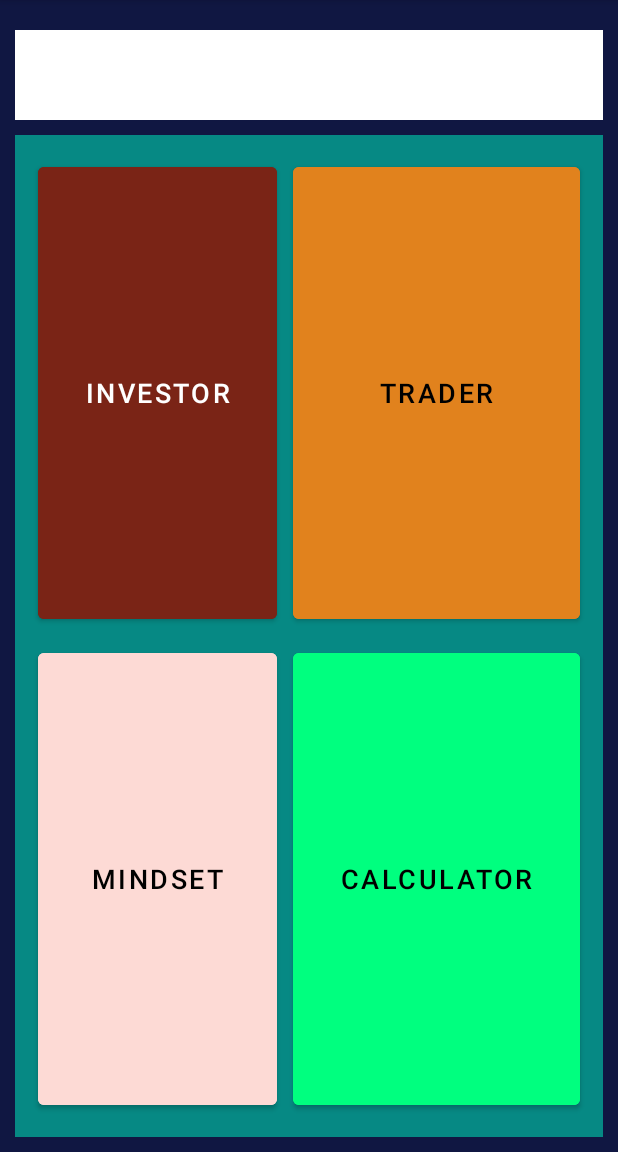
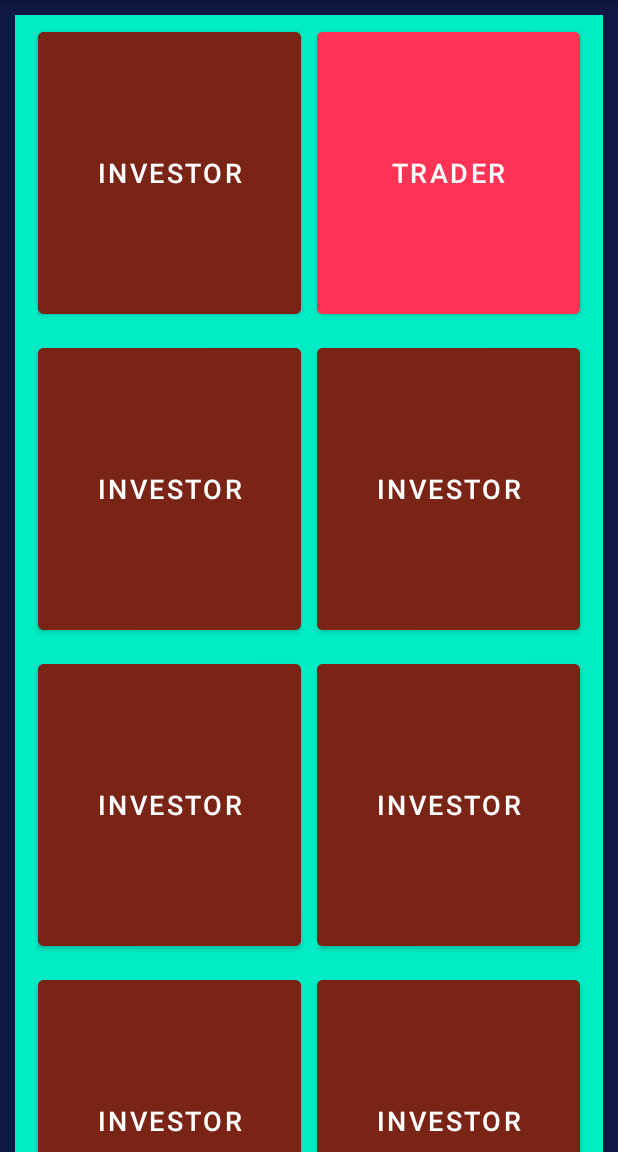
Before and after one commit to shahriar021/android-stock-learn, an Android app: the screen it shows after launch (dashboard), on a phone screen of 412 x 824 dp, the part 84-1236 px from its top. Run offline under Robolectric (Android 15) with nearby library versions, the phone set to English and light mode, and no system bars.

Commit message:
android app

```diff
--- a/app/src/main/AndroidManifest.xml
+++ b/app/src/main/AndroidManifest.xml
@@ -9,6 +9,9 @@
         android:roundIcon="@mipmap/ic_launcher_round"
         android:supportsRtl="true"
         android:theme="@style/Theme.LearnStockMarket">
+        <activity
+            android:name=".trader_activity"
+            android:exported="false" />
         <activity
             android:name=".invest_list"
             android:exported="false" />
--- a/app/src/main/java/com/example/learnstockmarket/MainActivity.java
+++ b/app/src/main/java/com/example/learnstockmarket/MainActivity.java
@@ -12,18 +12,14 @@ import java.util.ArrayList;
 import java.util.List;
 
 public class MainActivity extends AppCompatActivity {
-    RecyclerView recyclerView;
-    LinearLayoutManager linearLayoutManager;
-    Adapter adapter;
-    List<model> userList;
+
 
     @Override
     protected void onCreate(Bundle savedInstanceState) {
         super.onCreate(savedInstanceState);
         setContentView(R.layout.activity_main);
 
-        initData();
-        inRecycleview();
+
 
         getSupportActionBar().hide();
         new Handler().postDelayed(new Runnable() {
@@ -37,34 +33,5 @@ public class MainActivity extends AppCompatActivity {
         },4000);
     }
 
-    private void initData() {
-        userList=new ArrayList<>();
-        userList.add(new model("what is stock market ?","know here ,u wanna be rich ,invest right now,or do some trading"));
-        userList.add(new model("what is stock market ?","know here ,u wanna be rich ,invest right now,or do some trading"));
-        userList.add(new model("what is stock market ?","know here ,u wanna be rich ,invest right now,or do some trading"));
-        userList.add(new model("what is stock market ?","know here ,u wanna be rich ,invest right now,or do some trading"));
-        userList.add(new model("what is stock market ?","know here ,u wanna be rich ,invest right now,or do some trading"));
-        userList.add(new model("what is stock market ?","know here ,u wanna be rich ,invest right now,or do some trading"));
-        userList.add(new model("what is stock market ?","know here ,u wanna be rich ,invest right now,or do some trading"));
-        userList.add(new model("what is stock market ?","know here ,u wanna be rich ,invest right now,or do some trading"));
-        userList.add(new model("what is stock market ?","know here ,u wanna be rich ,invest right now,or do some trading"));
-        userList.add(new model("what is stock market ?","know here ,u wanna be rich ,invest right now,or do some trading"));
-        userList.add(new model("what is stock market ?","know here ,u wanna be rich ,invest right now,or do some trading"));
-        userList.add(new model("what is stock market ?","know here ,u wanna be rich ,invest right now,or do some trading"));
-        userList.add(new model("what is stock market ?","know here ,u wanna be rich ,invest right now,or do some trading"));
-        userList.add(new model("what is stock market ?","know here ,u wanna be rich ,invest right now,or do some trading"));
-        userList.add(new model("what is stock market ?","know here ,u wanna be rich ,invest right now,or do some trading"));
-        userList.add(new model("what is stock market ?","know here ,u wanna be rich ,invest right now,or do some trading"));
-        userList.add(new model("what is stock market ?","know here ,u wanna be rich ,invest right now,or do some trading"));
-    }
 
-    private void inRecycleview() {
-        recyclerView =findViewById(R.id.recyclerview);
-        linearLayoutManager = new LinearLayoutManager(this);
-        linearLayoutManager.setOrientation(RecyclerView.VERTICAL);
-        recyclerView.setLayoutManager(linearLayoutManager);
-        adapter=new Adapter(userList);
-        recyclerView.setAdapter(adapter);
-        adapter.notifyDataSetChanged();
-    }
 }
--- a/app/src/main/java/com/example/learnstockmarket/dashboard.java
+++ b/app/src/main/java/com/example/learnstockmarket/dashboard.java
@@ -13,7 +13,7 @@ import java.util.ArrayList;
 import java.util.List;
 
 public class dashboard extends AppCompatActivity {
-    Button btninvs,btntr,btnmn,btncl;
+    Button btninvs,btntrader,btnmn,btncl;
 
 
 
@@ -24,10 +24,10 @@ public class dashboard extends AppCompatActivity {
 
 
 
-        btncl = findViewById(R.id.buttoncl);
+
         btninvs = findViewById(R.id.buttoninv);
-        btntr = findViewById(R.id.buttontr);
-        btnmn = findViewById(R.id.buttonmnd);
+        btntrader = findViewById(R.id.buttontrader);
+
 
         btninvs.setOnClickListener(new View.OnClickListener() {
             @Override
@@ -37,6 +37,14 @@ public class dashboard extends AppCompatActivity {
             }
         });
 
+        btntrader.setOnClickListener(new View.OnClickListener() {
+            @Override
+            public void onClick(View v) {
+                Intent i = new Intent(dashboard.this,trader_activity.class);
+                startActivity(i);
+            }
+        });
+
     }
 
 
--- a/app/src/main/res/layout/activity_dashboard.xml
+++ b/app/src/main/res/layout/activity_dashboard.xml
@@ -1,5 +1,5 @@
 <?xml version="1.0" encoding="utf-8"?>
-<LinearLayout
+<ScrollView
     xmlns:android="http://schemas.android.com/apk/res/android"
     xmlns:app="http://schemas.android.com/apk/res-auto"
     xmlns:tools="http://schemas.android.com/tools"
@@ -14,19 +14,11 @@
 
 
 
-    <LinearLayout
-        android:layout_marginTop="20sp"
-        android:layout_marginLeft="10sp"
-        android:layout_marginRight="10sp"
-        android:layout_width="match_parent"
-        android:layout_height="60dp"
-        android:background="@color/white"
-        >
-    </LinearLayout>
+
         <androidx.constraintlayout.widget.ConstraintLayout
             android:layout_width="match_parent"
             android:layout_height="match_parent"
-            android:background="#068984"
+            android:background="#00ECC5"
             android:layout_margin="10sp">
 
             <GridLayout
@@ -40,44 +32,95 @@
 
                 <Button
                     android:id="@+id/buttoninv"
-                    android:layout_gravity="fill"
                     android:layout_columnWeight="1"
-                    android:layout_rowWeight="1"
+                    android:layout_height="200sp"
                     android:backgroundTint="#7A2416"
                     android:textSize="18sp"
                     android:layout_margin="5sp"
                     android:textColor="@color/white"
                     android:text="Investor" />
                 <Button
-                    android:id="@+id/buttontr"
-                    android:layout_gravity="fill"
+                    android:id="@+id/buttontrader"
                     android:layout_columnWeight="1"
-                    android:layout_rowWeight="1"
-                    android:backgroundTint="#E1821D"
+                    android:layout_height="200sp"
+                    android:backgroundTint="#FF3355"
                     android:textSize="18sp"
                     android:layout_margin="5sp"
-                    android:textColor="@color/black"
-                    android:text="Trader" />
+                    android:textColor="@color/white"
+                    android:text="trader" />
                 <Button
-                    android:id="@+id/buttonmnd"
-                    android:layout_gravity="fill"
+                    android:id="@+id/buttoninv"
                     android:layout_columnWeight="1"
-                    android:layout_rowWeight="1"
-                    android:backgroundTint="#FDDAD5"
+                    android:layout_height="200sp"
+                    android:backgroundTint="#7A2416"
                     android:textSize="18sp"
                     android:layout_margin="5sp"
-                    android:textColor="@color/black"
-                    android:text="Mindset" />
+                    android:textColor="@color/white"
+                    android:text="Investor" />
                 <Button
-                    android:id="@+id/buttoncl"
-                    android:layout_gravity="fill"
+                    android:id="@+id/buttoninv"
                     android:layout_columnWeight="1"
-                    android:layout_rowWeight="1"
-                    android:backgroundTint="#00FF7F"
+                    android:layout_height="200sp"
+                    android:backgroundTint="#7A2416"
                     android:textSize="18sp"
                     android:layout_margin="5sp"
-                    android:textColor="@color/black"
-                    android:text="Calculator" />
+                    android:textColor="@color/white"
+                    android:text="Investor" />
+                <Button
+                    android:id="@+id/buttoninv"
+                    android:layout_columnWeight="1"
+                    android:layout_height="200sp"
+                    android:backgroundTint="#7A2416"
+                    android:textSize="18sp"
+                    android:layout_margin="5sp"
+                    android:textColor="@color/white"
+                    android:text="Investor" />
+                <Button
+                    android:id="@+id/buttoninv"
+                    android:layout_columnWeight="1"
+                    android:layout_height="200sp"
+                    android:backgroundTint="#7A2416"
+                    android:textSize="18sp"
+                    android:layout_margin="5sp"
+                    android:textColor="@color/white"
+                    android:text="Investor" />
+                <Button
+                    android:id="@+id/buttoninv"
+                    android:layout_columnWeight="1"
+                    android:layout_height="200sp"
+                    android:backgroundTint="#7A2416"
+                    android:textSize="18sp"
+                    android:layout_margin="5sp"
+                    android:textColor="@color/white"
+                    android:text="Investor" />
+                <Button
+                    android:id="@+id/buttoninv"
+                    android:layout_columnWeight="1"
+                    android:layout_height="200sp"
+                    android:backgroundTint="#7A2416"
+                    android:textSize="18sp"
+                    android:layout_margin="5sp"
+                    android:textColor="@color/white"
+                    android:text="Investor" />
+                <Button
+                    android:id="@+id/buttoninv"
+                    android:layout_columnWeight="1"
+                    android:layout_height="200sp"
+                    android:backgroundTint="#7A2416"
+                    android:textSize="18sp"
+                    android:layout_margin="5sp"
+                    android:textColor="@color/white"
+                    android:text="Investor" />
+                <Button
+                    android:id="@+id/buttoninv"
+                    android:layout_columnWeight="1"
+                    android:layout_height="200sp"
+                    android:backgroundTint="#7A2416"
+                    android:textSize="18sp"
+                    android:layout_margin="5sp"
+                    android:textColor="@color/white"
+                    android:text="Investor" />
+
 
 
 
@@ -90,4 +133,4 @@
 
 
 
-</LinearLayout>
+</ScrollView>
--- a/app/src/main/res/layout/activity_invest_list.xml
+++ b/app/src/main/res/layout/activity_invest_list.xml
@@ -13,4 +13,6 @@
 
     </androidx.recyclerview.widget.RecyclerView>
 
+
+
 </androidx.constraintlayout.widget.ConstraintLayout>
```
Also changed, not shown: app/src/main/java/com/example/learnstockmarket/invest_list.java (+43 -0 lines), app/src/main/java/com/example/learnstockmarket/trader_activity.java (added, +32 -0 lines), app/src/main/res/layout/activity_trader.xml (added, +204 -0 lines), app/src/main/res/layout/invest_list_item.xml (+17 -4 lines).
